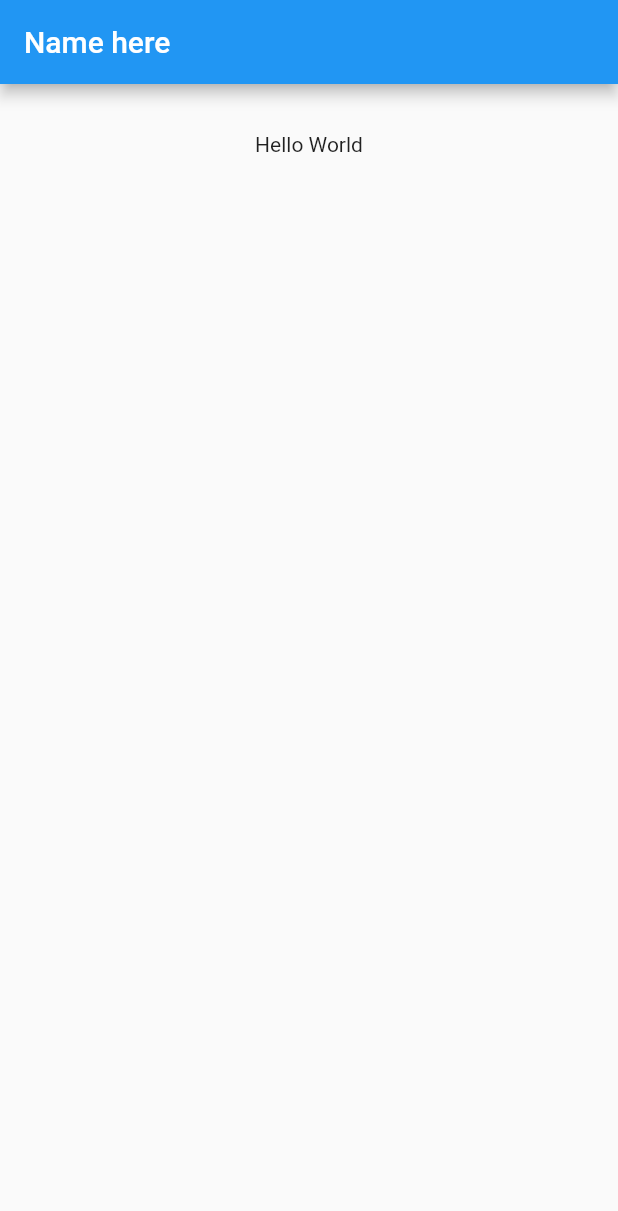
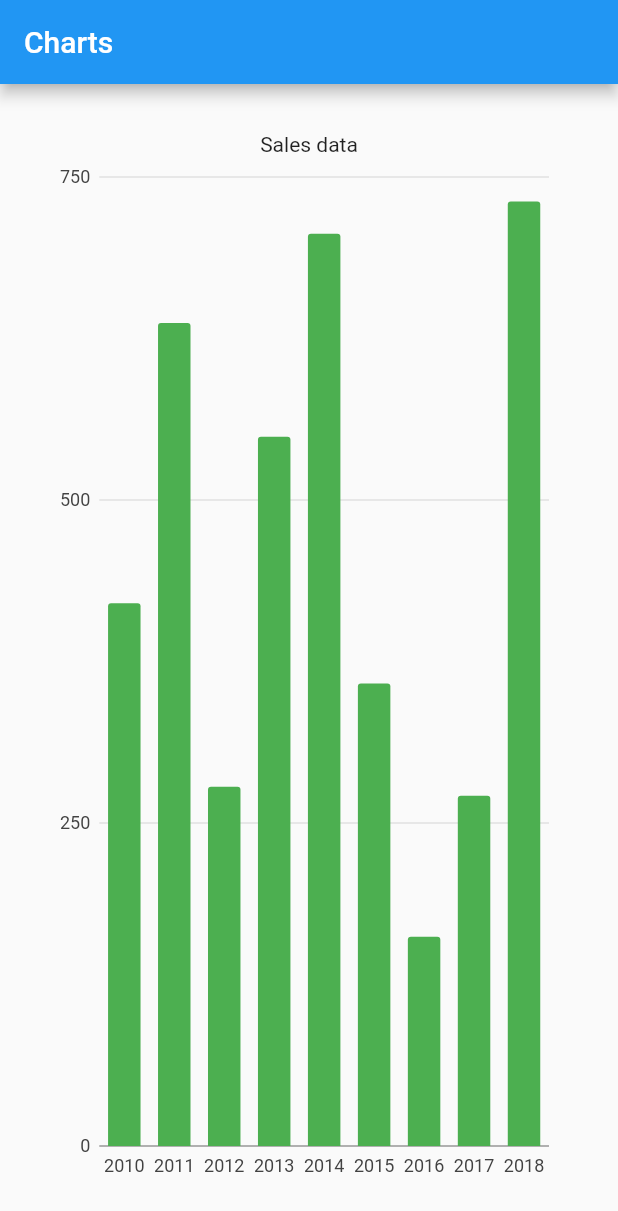
Before and after one commit to codewithiulian/flutter-intermediate, a Flutter app: the screen it shows after launch, on a phone screen of 412 x 824 dp. Shown: the top 1211 px of the screen. Run offline on Flutter 3.47's test engine with Material 2 defaults, Android fonts, the phone set to English and light mode, and no system bars; our stand-ins replace charts_flutter.

Commit message:
12. Charts Introduction

```diff
--- a/lib/main.dart
+++ b/lib/main.dart
@@ -1,4 +1,6 @@
 import 'package:flutter/material.dart';
+import 'dart:math';
+import 'package:charts_flutter/flutter.dart' as charts;
 
 void main() {
   runApp(new MaterialApp(
@@ -11,19 +13,57 @@ class MyApp extends StatefulWidget {
   _State createState() => new _State();
 }
 
+class Sales {
+  String year;
+  int sales;
+
+  Sales(this.year, this.sales);
+}
+
 class _State extends State<MyApp> {
+
+  List<Sales> data;
+  List<charts.Series<Sales, String>> chartdata;
+
+  void makeData() {
+    data = new List<Sales>();
+    chartdata = List<charts.Series<Sales, String>>();
+
+    final rnd = new Random();
+    for(int i = 2010; i< 2019; i++) {
+      data.add(new Sales(i.toString(), rnd.nextInt(1000)));
+    }
+
+    chartdata.add(new charts.Series(
+      id: 'Sales',
+      colorFn: (_,__) => charts.MaterialPalette.green.shadeDefault,
+      data: data,
+      domainFn: (Sales sales, _) => sales.year,
+      measureFn: (Sales sales, _) => sales.sales,
+      fillPatternFn: (_,__) => charts.FillPatternType.solid,
+      displayName: 'sales'
+      )
+    );
+  }
+
+  @override
+  void initState() {
+    makeData();
+  }
+
   @override
   Widget build(BuildContext context) {
     return new Scaffold(
       appBar: new AppBar(
-        title: new Text('Name here'),
+        title: new Text('Charts'),
       ),
       body: new Container(
         padding: new EdgeInsets.all(32.0),
         child: new Center(
           child: new Column(
             children: <Widget>[
-              new Text('Hello World'),
+              new Text('Sales data'),
+              new Expanded(child: new charts.BarChart(chartdata))
             ]
           ),
         ),
--- a/pubspec.yaml
+++ b/pubspec.yaml
@@ -19,11 +19,8 @@ environment:
 dependencies:
   flutter:
     sdk: flutter
-
-
-  # The following adds the Cupertino Icons font to your application.
-  # Use with the CupertinoIcons class for iOS style icons.
   cupertino_icons: ^0.1.3
+  charts_flutter: ^0.9.0
 
 dev_dependencies:
   flutter_test:
```
Also changed, not shown: pubspec.lock.
